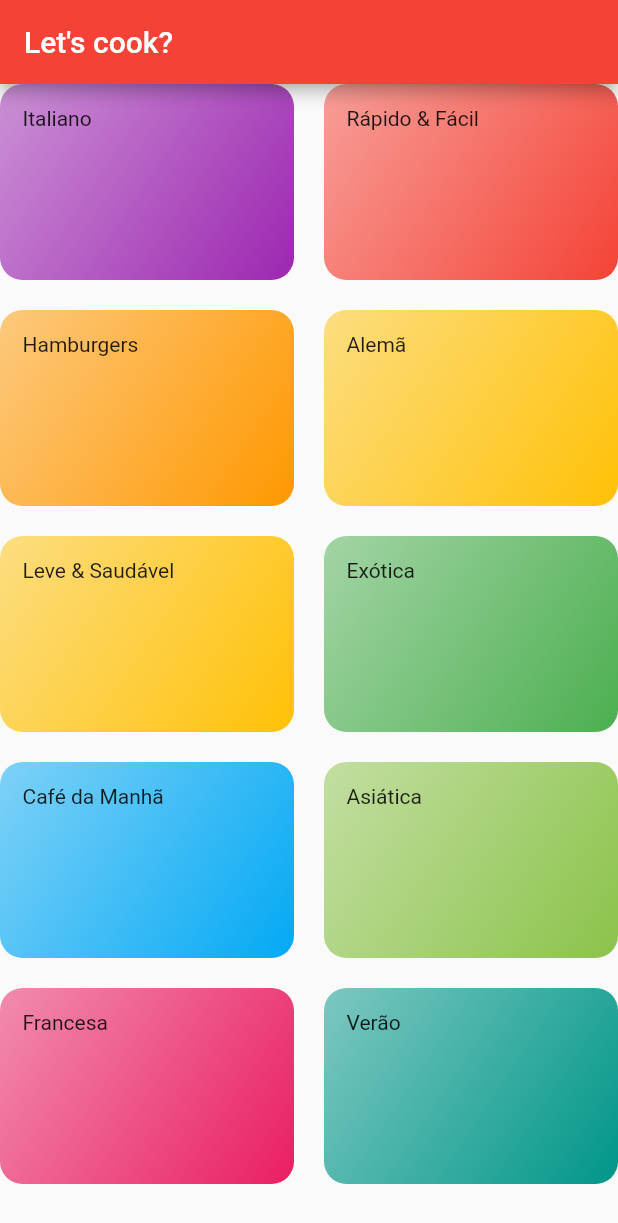
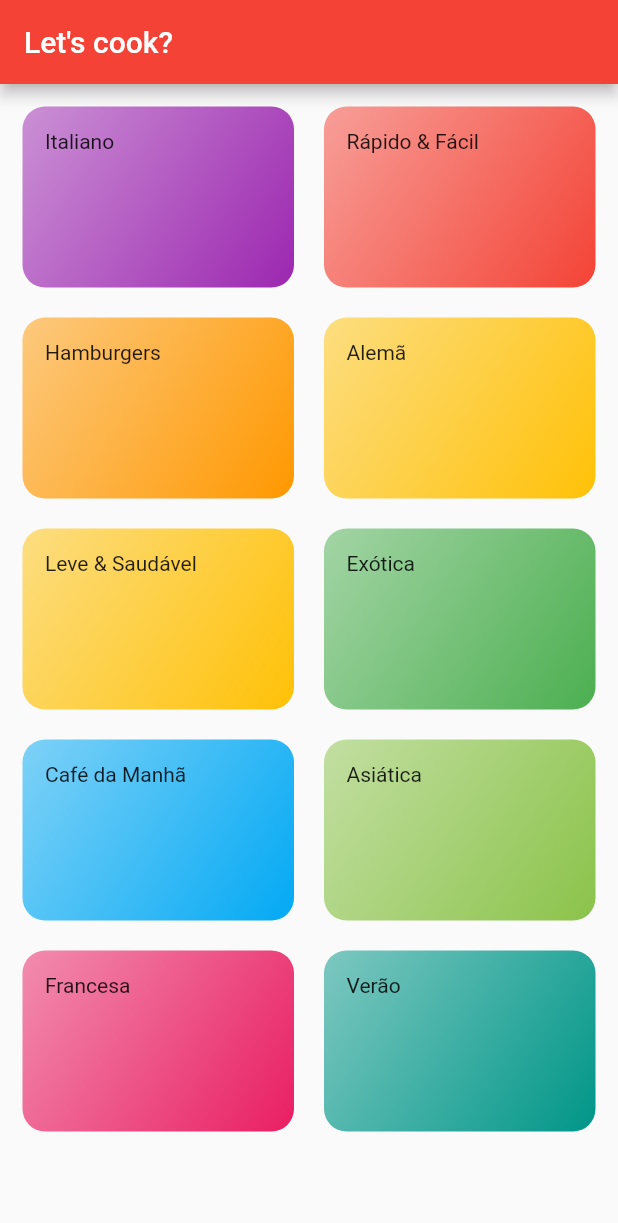
Before and after one commit to cadumeneses/lets_cook, a Flutter app: the screen it shows after launch, on a phone screen of 412 x 824 dp. Shown: the top 1223 px of the screen. Run offline on Flutter 3.47's test engine with Material 2 defaults, Android fonts, the phone set to English and light mode, and no system bars.

```diff
--- a/lib/pages/categories_page.dart
+++ b/lib/pages/categories_page.dart
@@ -12,12 +12,12 @@ class CategoriesPage extends StatelessWidget {
         title: const Text("Let's cook?"),
       ),
       body: GridView(
+        padding: const EdgeInsets.all(15),
         gridDelegate: const SliverGridDelegateWithMaxCrossAxisExtent(
-          maxCrossAxisExtent: 200,
-          childAspectRatio: 3 / 2,
-          crossAxisSpacing: 20,
-          mainAxisSpacing: 20
-        ),
+            maxCrossAxisExtent: 200,
+            childAspectRatio: 3 / 2,
+            crossAxisSpacing: 20,
+            mainAxisSpacing: 20),
         children: DUMMY_CATEGORIES.map((e) {
           return CategoryItem(e);
         }).toList(),
```
Also changed, not shown: assets/fonts/Barlow-Black.ttf (added), assets/fonts/Barlow-BlackItalic.ttf (added), assets/fonts/Barlow-Bold.ttf (added), assets/fonts/Barlow-BoldItalic.ttf (added), assets/fonts/Barlow-ExtraBold.ttf (added), assets/fonts/Barlow-ExtraBoldItalic.ttf (added), assets/fonts/Barlow-ExtraLight.ttf (added), assets/fonts/Barlow-ExtraLightItalic.ttf (added), assets/fonts/Barlow-Italic.ttf (added), assets/fonts/Barlow-Light.ttf (added), assets/fonts/Barlow-LightItalic.ttf (added), assets/fonts/Barlow-Medium.ttf (added), assets/fonts/Barlow-MediumItalic.ttf (added), assets/fonts/Barlow-Regular.ttf (added), 5 more files.
